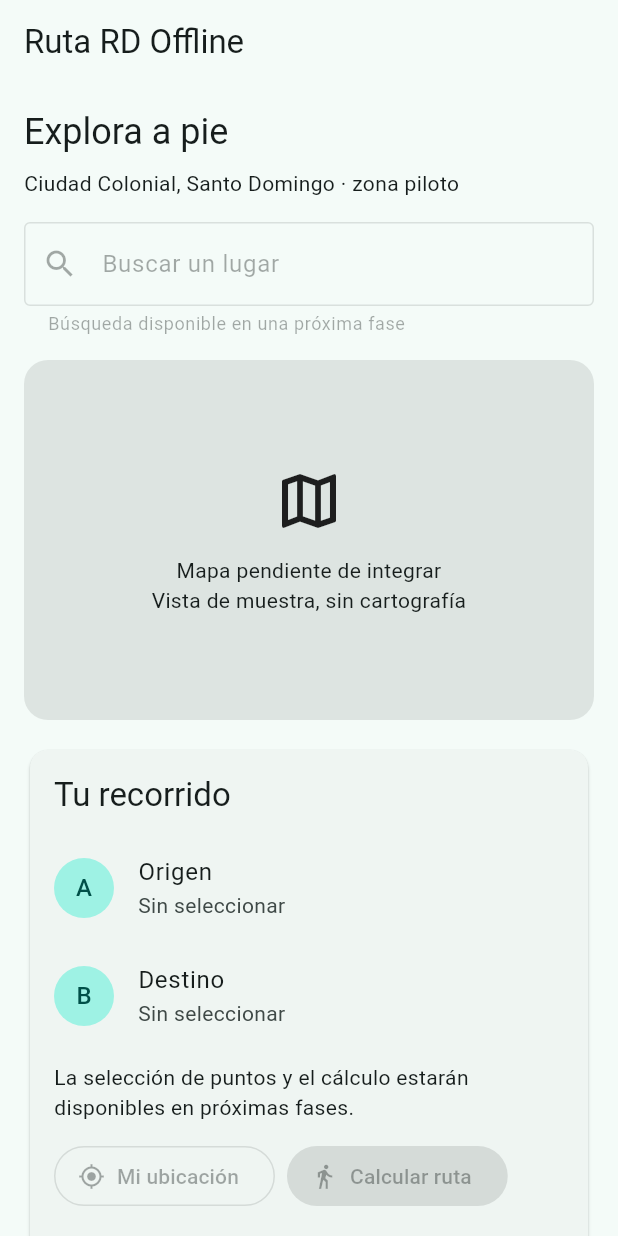
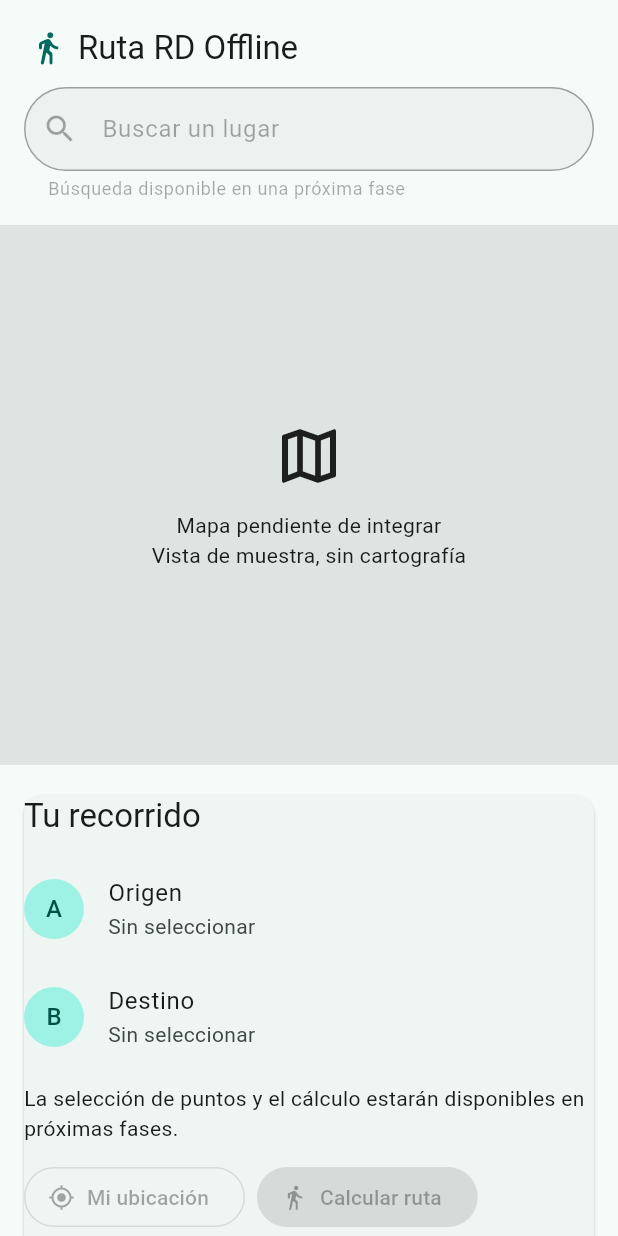
Before and after one commit to saulperezcarrasco-source/Proyecto-informatica, a Flutter app: the screen it shows after launch, on a phone screen of 412 x 824 dp. Run offline on Flutter 3.47's test engine with Material 3 defaults, Android fonts, the phone set to English and light mode, and no system bars; our stand-ins replace material_ui.

Commit message:
Ajustar interfaz con mapa como elemento principal

```diff
--- a/ruta_rd/lib/features/home/home_screen.dart
+++ b/ruta_rd/lib/features/home/home_screen.dart
@@ -29,7 +29,6 @@ class _HomeScreenState extends State<HomeScreen> {
 
   @override
   Widget build(BuildContext context) => Scaffold(
-    appBar: AppBar(title: const Text('Ruta RD Offline')),
     body: SafeArea(
       child: ListenableBuilder(
         listenable: controller,
@@ -72,35 +71,51 @@ class _HomeContent extends StatelessWidget {
 
   @override
   Widget build(BuildContext context) => SingleChildScrollView(
-    padding: const EdgeInsets.all(16),
+    padding: EdgeInsets.zero,
     child: Center(
       child: ConstrainedBox(
         constraints: const BoxConstraints(maxWidth: 720),
         child: Column(
           crossAxisAlignment: CrossAxisAlignment.stretch,
           children: [
-            Text(
-              'Explora a pie',
-              style: Theme.of(context).textTheme.headlineSmall,
+            Padding(
+              padding: const EdgeInsets.fromLTRB(20, 18, 20, 12),
+              child: Row(
+                children: [
+                  Icon(
+                    Icons.directions_walk_rounded,
+                    color: Theme.of(context).colorScheme.primary,
                   ),
-            const SizedBox(height: 8),
-            const Text('Ciudad Colonial, Santo Domingo · zona piloto'),
-            const SizedBox(height: 16),
-            const TextField(
+                  const SizedBox(width: 8),
+                  Expanded(
+                    child: Text(
+                      'Ruta RD Offline',
+                      style: Theme.of(context).textTheme.titleLarge,
+                    ),
+                  ),
+                ],
+              ),
+            ),
+            const Padding(
+              padding: EdgeInsets.symmetric(horizontal: 16),
+              child: TextField(
                 enabled: false,
                 decoration: InputDecoration(
                   labelText: 'Buscar un lugar',
                   helperText: 'Búsqueda disponible en una próxima fase',
                   prefixIcon: Icon(Icons.search),
-                border: OutlineInputBorder(),
+                  filled: true,
+                  border: OutlineInputBorder(
+                    borderRadius: BorderRadius.all(Radius.circular(28)),
+                  ),
+                ),
               ),
             ),
             const SizedBox(height: 16),
             Container(
-              constraints: const BoxConstraints(minHeight: 240),
+              constraints: const BoxConstraints(minHeight: 360),
               decoration: BoxDecoration(
                 color: Theme.of(context).colorScheme.surfaceContainerHighest,
-                borderRadius: BorderRadius.circular(16),
               ),
               child: const Center(
                 child: Padding(
@@ -124,9 +139,11 @@ class _HomeContent extends StatelessWidget {
               ),
             ),
             const SizedBox(height: 16),
-            Card(
+            Padding(
+              padding: const EdgeInsets.symmetric(horizontal: 12),
+              child: Card(
                 child: Padding(
-                padding: const EdgeInsets.all(16),
+                  padding: EdgeInsets.zero,
                   child: Column(
                     crossAxisAlignment: CrossAxisAlignment.stretch,
                     children: [
@@ -173,9 +190,13 @@ class _HomeContent extends StatelessWidget {
                   ),
                 ),
               ),
+            ),
             const SizedBox(height: 12),
-            const Text(
+            const Padding(
+              padding: EdgeInsets.fromLTRB(20, 0, 20, 24),
+              child: Text(
                 'Los resultados de búsqueda y el resumen de ruta aparecerán aquí cuando estén disponibles.',
+              ),
             ),
           ],
         ),
```
Also changed, not shown: 1 other file. Lines whose indentation alone changed are shown as unchanged.
